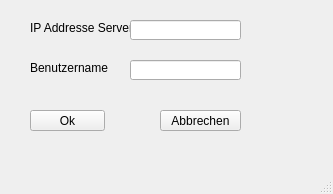
Before: the Qt Designer form Cluedo/UI/ConnectServerUI.ui in haegar80/Cluedo, drawn with Qt 5.
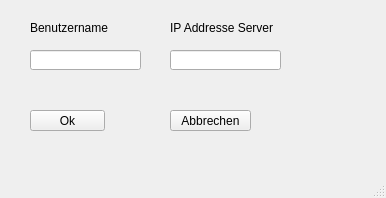
After: the same form once the commit is applied.

```diff
--- a/Cluedo/UI/ConnectServerUI.ui
+++ b/Cluedo/UI/ConnectServerUI.ui
@@ -6,8 +6,8 @@
    <rect>
     <x>0</x>
     <y>0</y>
-    <width>333</width>
-    <height>194</height>
+    <width>386</width>
+    <height>198</height>
    </rect>
   </property>
   <property name="windowTitle">
@@ -17,9 +17,9 @@
    <widget class="QLabel" name="labelIPAddressServer">
     <property name="geometry">
      <rect>
-      <x>30</x>
+      <x>170</x>
       <y>20</y>
-      <width>101</width>
+      <width>151</width>
       <height>16</height>
      </rect>
     </property>
@@ -30,7 +30,7 @@
    <widget class="QPushButton" name="buttonCancel">
     <property name="geometry">
      <rect>
-      <x>160</x>
+      <x>170</x>
       <y>110</y>
       <width>81</width>
       <height>21</height>
@@ -43,8 +43,8 @@
    <widget class="QLineEdit" name="lineEditIPAddressServer">
     <property name="geometry">
      <rect>
-      <x>130</x>
-      <y>20</y>
+      <x>170</x>
+      <y>50</y>
       <width>111</width>
       <height>20</height>
      </rect>
@@ -67,8 +67,8 @@
     <property name="geometry">
      <rect>
       <x>30</x>
-      <y>60</y>
-      <width>81</width>
+      <y>20</y>
+      <width>111</width>
       <height>16</height>
      </rect>
     </property>
@@ -79,8 +79,8 @@
    <widget class="QLineEdit" name="lineEditPlayerName">
     <property name="geometry">
      <rect>
-      <x>130</x>
-      <y>60</y>
+      <x>30</x>
+      <y>50</y>
       <width>111</width>
       <height>20</height>
      </rect>
```
Left out of the diff: 2 changed lines with no effect on the pictures.
